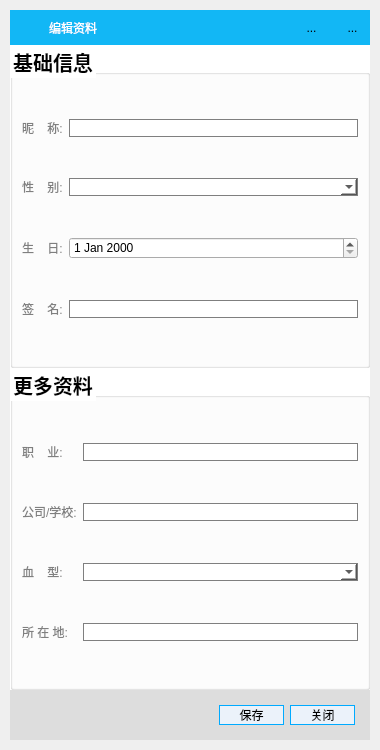
First picture: the form in QQClient/changedata.ui, repository Fantasy714/-Qt5-C-S-QQ-, before the edit.
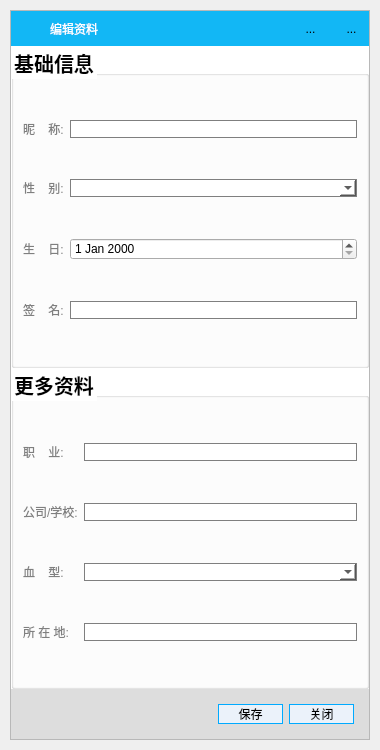
Second picture: the form after the edit. Icons and pictures are not drawn.

```diff
--- a/QQClient/changedata.ui
+++ b/QQClient/changedata.ui
@@ -42,6 +42,30 @@
     <number>10</number>
    </property>
    <item>
+    <widget class="QFrame" name="frame">
+     <property name="frameShape">
+      <enum>QFrame::StyledPanel</enum>
+     </property>
+     <property name="frameShadow">
+      <enum>QFrame::Raised</enum>
+     </property>
+     <layout class="QVBoxLayout" name="verticalLayout_2">
+      <property name="spacing">
+       <number>0</number>
+      </property>
+      <property name="leftMargin">
+       <number>0</number>
+      </property>
+      <property name="topMargin">
+       <number>0</number>
+      </property>
+      <property name="rightMargin">
+       <number>0</number>
+      </property>
+      <property name="bottomMargin">
+       <number>0</number>
+      </property>
+      <item>
     <widget class="QWidget" name="widget" native="true">
      <property name="minimumSize">
       <size>
@@ -687,6 +711,9 @@
         <property name="text">
          <string>关闭</string>
         </property>
+          </widget>
+         </item>
+        </layout>
        </widget>
       </item>
      </layout>
```
Lines whose indentation alone changed are shown as unchanged.
